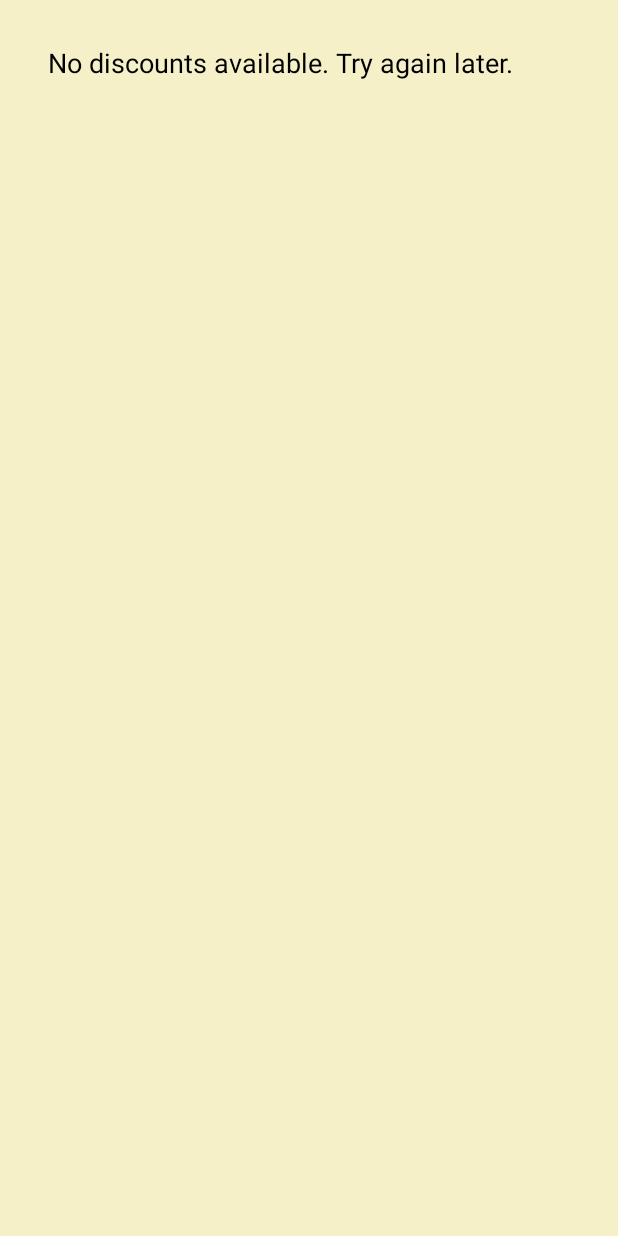
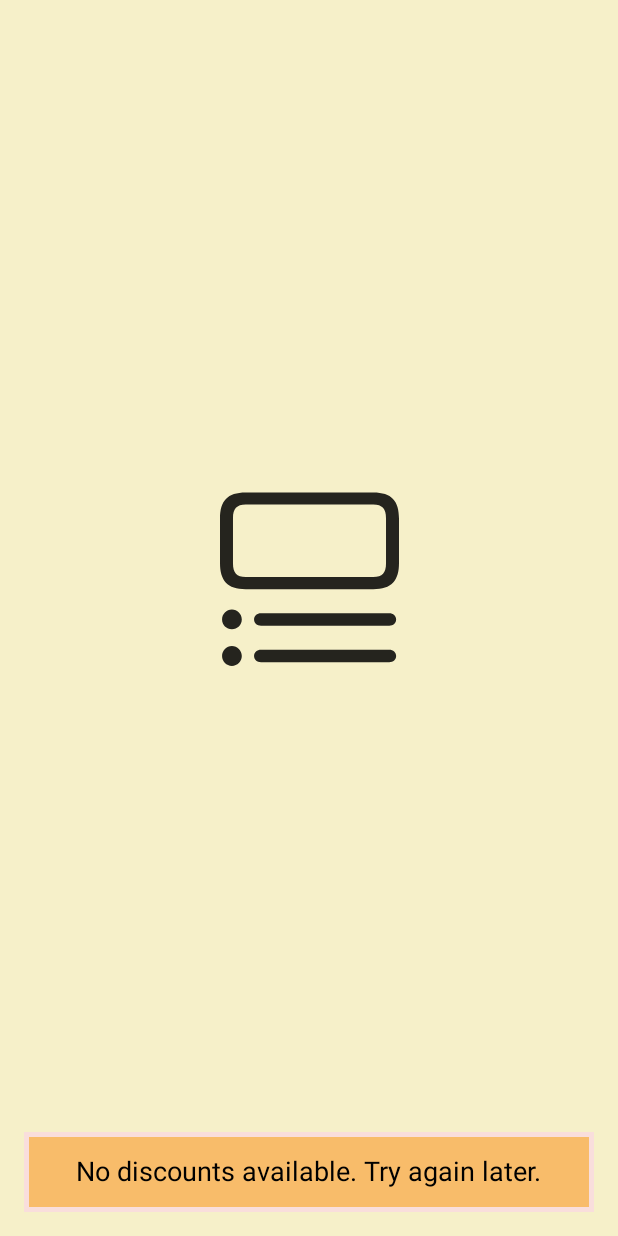
Before and after one commit to Rickard80/prismat, an Android app built with Jetpack Compose: the composable DiscountScreen shown on its own in the app's theme, on a phone screen of 412 x 824 dp. Run offline under Robolectric (Android 15) with nearby library versions, the light colour scheme and no system bars.

Commit message:
Added screens for error handling

```diff
--- a/prismat-app/app/build.gradle.kts
+++ b/prismat-app/app/build.gradle.kts
@@ -24,7 +24,7 @@ android {
         applicationId = "se.apps.arctic.prismat"
         minSdk = 33
         targetSdk = 34
-        versionCode = majorVersion
+        versionCode = numberOfCommits
         versionName = "$majorVersion.$minorVersion.$patchVersion"
 
         testInstrumentationRunner = "androidx.test.runner.AndroidJUnitRunner"
--- a/prismat-app/app/src/main/java/se/apps/arctic/prismat/MainActivity.kt
+++ b/prismat-app/app/src/main/java/se/apps/arctic/prismat/MainActivity.kt
@@ -15,6 +15,8 @@ import se.apps.arctic.prismat.domain.model.ApiState
 import se.apps.arctic.prismat.domain.model.Constants
 import se.apps.arctic.prismat.domain.viewmodel.DiscountViewModel
 import se.apps.arctic.prismat.presentation.discounts.DiscountScreen
+import se.apps.arctic.prismat.presentation.errorscreen.ErrorScreen
+import se.apps.arctic.prismat.presentation.errorscreen.ErrorScreenType
 import se.apps.arctic.prismat.presentation.loadingscreen.LoadingScreen
 import se.apps.arctic.prismat.ui.theme.PrismatTheme
 
@@ -67,8 +69,8 @@ Log.d(Constants.LOGCAT_FILTER, "${getString(R.string.app_name)} ${BuildConfig.VE
                 when (discountViewModel.apiState) {
                     ApiState.LOADING -> LoadingScreen()
                     ApiState.SUCCESS -> DiscountScreen(discountViewModel)
-                    ApiState.ERROR -> Toast.makeText(this, R.string.network_error, Toast.LENGTH_LONG).show()
-                    ApiState.NO_INTERNET -> Toast.makeText(this, R.string.no_internet, Toast.LENGTH_LONG).show()
+                    ApiState.ERROR -> ErrorScreen(ErrorScreenType.ERROR)
+                    ApiState.NO_INTERNET -> ErrorScreen(ErrorScreenType.NO_INTERNET_CONNECTION)
                 }
             }
         }
--- a/prismat-app/app/src/main/java/se/apps/arctic/prismat/presentation/discounts/DiscountScreen.kt
+++ b/prismat-app/app/src/main/java/se/apps/arctic/prismat/presentation/discounts/DiscountScreen.kt
@@ -21,6 +21,8 @@ import androidx.compose.ui.unit.dp
 import se.apps.arctic.prismat.R
 import se.apps.arctic.prismat.domain.viewmodel.DiscountViewModel
 import se.apps.arctic.prismat.presentation.discounts.components.DiscountItem
+import se.apps.arctic.prismat.presentation.errorscreen.ErrorScreen
+import se.apps.arctic.prismat.presentation.errorscreen.ErrorScreenType
 import se.apps.arctic.prismat.ui.theme.PrismatTheme
 import se.apps.arctic.prismat.ui.theme.Theme
 import se.apps.arctic.prismat.ui.theme.spacing
@@ -33,13 +35,7 @@ fun DiscountScreen(
     val listSpacing = if (isSystemInDarkTheme()) 6.dp else 4.dp
 
     if (discounts.value.isEmpty()) {
-        Column(modifier = Modifier.fillMaxSize().padding(Theme.spacing.double)) {
-            Text(
-                text = stringResource(R.string.no_discounts),
-                style = MaterialTheme.typography.titleLarge,
-                color = MaterialTheme.colorScheme.onSurface
-            )
-        }
+        ErrorScreen(ErrorScreenType.NO_DISCOUNTS)
     } else {
         LazyColumn(
             contentPadding = PaddingValues(top = listSpacing, bottom = listSpacing),
--- /dev/null
+++ b/prismat-app/app/src/main/java/se/apps/arctic/prismat/presentation/errorscreen/ErrorScreen.kt
@@ -0,0 +1,93 @@
+package se.apps.arctic.prismat.presentation.errorscreen
+
+import android.content.res.Configuration
+import android.widget.ImageView
+import androidx.compose.foundation.Image
+import androidx.compose.foundation.background
+import androidx.compose.foundation.border
+import androidx.compose.foundation.layout.Arrangement
+import androidx.compose.foundation.layout.Column
+import androidx.compose.foundation.layout.Spacer
+import androidx.compose.foundation.layout.fillMaxSize
+import androidx.compose.foundation.layout.fillMaxWidth
+import androidx.compose.foundation.layout.padding
+import androidx.compose.foundation.layout.width
+import androidx.compose.material3.CircularProgressIndicator
+import androidx.compose.material3.MaterialTheme
+import androidx.compose.material3.Text
+import androidx.compose.runtime.Composable
+import androidx.compose.ui.Alignment
+import androidx.compose.ui.Modifier
+import androidx.compose.ui.graphics.BlendMode
+import androidx.compose.ui.graphics.Color
+import androidx.compose.ui.graphics.ColorFilter
+import androidx.compose.ui.res.painterResource
+import androidx.compose.ui.res.stringResource
+import androidx.compose.ui.tooling.preview.Preview
+import androidx.compose.ui.unit.dp
+import se.apps.arctic.prismat.R
+import se.apps.arctic.prismat.domain.model.willys.Image
+import se.apps.arctic.prismat.ui.theme.PrismatTheme
+import se.apps.arctic.prismat.ui.theme.Theme
+import se.apps.arctic.prismat.ui.theme.background
+import se.apps.arctic.prismat.ui.theme.spacing
+
+enum class ErrorScreenType {
+    ERROR, NO_INTERNET_CONNECTION, NO_DISCOUNTS;
+
+    fun getImage(): Int {
+        return when (this) {
+            ERROR -> R.drawable.xmark_circle
+            NO_INTERNET_CONNECTION -> R.drawable.wifi_slash
+            NO_DISCOUNTS -> R.drawable.list_bullet_below_rectangle
+        }
+    }
+
+    @Composable
+    fun getText(): Int {
+        return when (this) {
+            ERROR -> R.string.network_error
+            NO_INTERNET_CONNECTION -> R.string.no_internet
+            NO_DISCOUNTS -> R.string.no_discounts
+        }
+    }
+}
+
+@Composable
+fun ErrorScreen(type: ErrorScreenType) {
+
+    Column(modifier = Modifier
+        .fillMaxSize()
+        .padding(Theme.spacing.normal)
+    ) {
+        Column(modifier = Modifier.weight(1F).fillMaxWidth(),
+            verticalArrangement = Arrangement.Center,
+            horizontalAlignment = Alignment.CenterHorizontally
+        ) {
+            Image(
+                painter = painterResource(id = type.getImage()),
+                contentDescription = stringResource(id = type.getText()),
+                colorFilter = ColorFilter.tint(MaterialTheme.colorScheme.onSurface)
+            )
+        }
+
+        Column(modifier = Modifier
+            .background(MaterialTheme.colorScheme.secondary)
+            .fillMaxWidth()
+            .border(width = 3.dp, color = MaterialTheme.colorScheme.errorContainer)
+            .padding(Theme.spacing.normal),
+            horizontalAlignment = Alignment.CenterHorizontally
+        ) {
+            Text(text = stringResource(type.getText()), style = MaterialTheme.typography.titleLarge, color = MaterialTheme.colorScheme.onSurface)
+        }
+    }
+}
+
+@Preview(name = "Light mode")
+@Preview(name = "Dark mode", uiMode = Configuration.UI_MODE_NIGHT_YES)
+@Composable
+fun ErrorScreenPreview() {
+    PrismatTheme {
+        ErrorScreen(ErrorScreenType.ERROR)
+    }
+}
--- /dev/null
+++ b/prismat-app/app/src/main/res/drawable/list_bullet_below_rectangle.xml
@@ -0,0 +1,15 @@
+<vector xmlns:android="http://schemas.android.com/apk/res/android"
+    android:width="119.09dp"
+    android:height="117.04dp"
+    android:viewportWidth="119.09"
+    android:viewportHeight="117.04">
+  <path
+      android:fillColor="#FF000000"
+      android:pathData="M0,0h119.09v117.04h-119.09z"
+      android:strokeAlpha="0"
+      android:fillAlpha="0"/>
+  <path
+      android:pathData="M14.5,86.13C14.5,82.52 11.57,79.54 7.91,79.54C4.3,79.54 1.37,82.52 1.37,86.13C1.37,89.75 4.3,92.63 7.91,92.63C11.57,92.63 14.5,89.75 14.5,86.13ZM14.5,110.5C14.5,106.89 11.57,103.86 7.91,103.86C4.3,103.86 1.37,106.89 1.37,110.5C1.37,114.11 4.3,117.04 7.91,117.04C11.57,117.04 14.5,114.11 14.5,110.5ZM117.19,86.13C117.19,83.74 115.23,81.93 112.6,81.93L27.29,81.93C24.61,81.93 22.66,83.74 22.66,86.13C22.66,88.48 24.61,90.28 27.29,90.28L112.6,90.28C115.23,90.28 117.19,88.48 117.19,86.13ZM117.19,110.5C117.19,108.11 115.23,106.3 112.6,106.3L27.29,106.3C24.61,106.3 22.66,108.11 22.66,110.5C22.66,112.84 24.61,114.65 27.29,114.65L112.6,114.65C115.23,114.65 117.19,112.84 117.19,110.5ZM17.09,1.66C4.88,1.66 0,7.28 0,18.99L0,48.58C0,60.3 4.88,65.97 17.09,65.97L102,65.97C114.21,65.97 119.09,60.3 119.09,48.58L119.09,18.99C119.09,7.28 114.21,1.66 102,1.66ZM8.64,48.83L8.64,18.75C8.64,12.65 11.04,9.72 17.14,9.72L101.95,9.72C108.06,9.72 110.45,12.65 110.45,18.75L110.45,48.83C110.45,54.98 108.06,57.86 101.95,57.86L17.14,57.86C11.04,57.86 8.64,54.98 8.64,48.83Z"
+      android:fillColor="#ffffff"
+      android:fillAlpha="0.85"/>
+</vector>
--- /dev/null
+++ b/prismat-app/app/src/main/res/drawable/wifi_slash.xml
@@ -0,0 +1,25 @@
+<vector xmlns:android="http://schemas.android.com/apk/res/android"
+    android:width="144.17dp"
+    android:height="147.28dp"
+    android:viewportWidth="144.17"
+    android:viewportHeight="147.28">
+  <path
+      android:pathData="M72.07,125.67C73.34,125.67 74.46,125.08 76.85,122.74L92.09,108.14C93.01,107.26 93.21,105.99 92.38,104.86C88.42,99.74 80.66,95.25 72.07,95.25C63.28,95.25 55.51,99.88 51.56,105.16C50.92,106.18 51.17,107.26 52.1,108.14L67.28,122.74C69.67,125.03 70.8,125.67 72.07,125.67Z"
+      android:fillColor="#ffffff"
+      android:fillAlpha="0.85"/>
+  <path
+      android:pathData="M35.35,91.34C36.62,92.56 38.18,92.41 39.45,91.1C47.07,82.65 59.52,76.64 72.07,76.69C84.71,76.64 97.17,82.79 104.93,91.24C106.05,92.51 107.52,92.46 108.79,91.29L118.26,81.87C119.28,80.94 119.33,79.57 118.45,78.5C109.03,66.93 91.4,58.43 72.07,58.43C52.73,58.43 35.15,66.93 25.68,78.5C24.8,79.57 24.8,80.84 25.88,81.87Z"
+      android:fillColor="#ffffff"
+      android:fillAlpha="0.85"/>
+  <path
+      android:pathData="M9.18,65.02C10.35,66.14 12.01,66.14 13.18,64.92C28.61,48.57 49.12,39.87 72.07,39.87C95.11,39.87 115.77,48.57 131.05,64.97C132.18,66.1 133.79,66.05 134.96,64.87L143.36,56.48C144.43,55.4 144.38,54.08 143.55,53.01C128.81,34.89 100.93,21.66 72.07,21.66C43.21,21.66 15.28,34.85 0.58,53.01C-0.25,54.08 -0.2,55.4 0.78,56.48Z"
+      android:fillColor="#ffffff"
+      android:fillAlpha="0.85"/>
+  <path
+      android:pathData="M121.04,125.28C125.39,129.57 132.42,129.57 136.62,125.18C140.87,120.88 140.82,114 136.57,109.75L30.08,3.2C25.83,-1.04 18.8,-1.09 14.5,3.2C10.25,7.5 10.25,14.58 14.55,18.73Z"
+      android:fillColor="#1e1e1e"/>
+  <path
+      android:pathData="M125.88,120.44C127.49,122.1 130.17,122.1 131.78,120.44C133.4,118.78 133.4,116.19 131.78,114.58L25.24,8.04C23.63,6.43 20.94,6.38 19.28,8.04C17.72,9.6 17.72,12.38 19.28,13.95Z"
+      android:fillColor="#ffffff"
+      android:fillAlpha="0.85"/>
+</vector>
--- /dev/null
+++ b/prismat-app/app/src/main/res/drawable/xmark_circle.xml
@@ -0,0 +1,19 @@
+<vector xmlns:android="http://schemas.android.com/apk/res/android"
+    android:width="127.2dp"
+    android:height="127.29dp"
+    android:viewportWidth="127.2"
+    android:viewportHeight="127.29">
+  <path
+      android:fillColor="#FF000000"
+      android:pathData="M0,0h127.2v127.29h-127.2z"
+      android:strokeAlpha="0"
+      android:fillAlpha="0"/>
+  <path
+      android:pathData="M63.57,127.2C98.39,127.2 127.2,98.39 127.2,63.62C127.2,28.81 98.34,0 63.53,0C28.76,0 0,28.81 0,63.62C0,98.39 28.81,127.2 63.57,127.2ZM63.57,118.11C33.4,118.11 9.13,93.8 9.13,63.62C9.13,33.4 33.35,9.13 63.53,9.13C93.75,9.13 118.07,33.4 118.07,63.62C118.07,93.8 93.8,118.11 63.57,118.11Z"
+      android:fillColor="#ffffff"
+      android:fillAlpha="0.85"/>
+  <path
+      android:pathData="M41.75,89.84C42.97,89.84 44.04,89.4 44.92,88.48L63.53,69.82L82.23,88.48C83.06,89.36 84.13,89.84 85.35,89.84C87.79,89.84 89.75,87.89 89.75,85.5C89.75,84.23 89.26,83.25 88.38,82.37L69.73,63.67L88.43,44.92C89.36,43.99 89.79,43.02 89.79,41.85C89.79,39.4 87.84,37.5 85.4,37.5C84.28,37.5 83.3,37.94 82.37,38.87L63.53,57.62L44.82,38.92C43.95,38.04 42.97,37.6 41.75,37.6C39.31,37.6 37.4,39.45 37.4,41.89C37.4,43.07 37.84,44.14 38.72,44.97L57.42,63.67L38.72,82.42C37.84,83.25 37.4,84.28 37.4,85.5C37.4,87.89 39.31,89.84 41.75,89.84Z"
+      android:fillColor="#ffffff"
+      android:fillAlpha="0.85"/>
+</vector>
```
Also changed, not shown: 4 other files.
